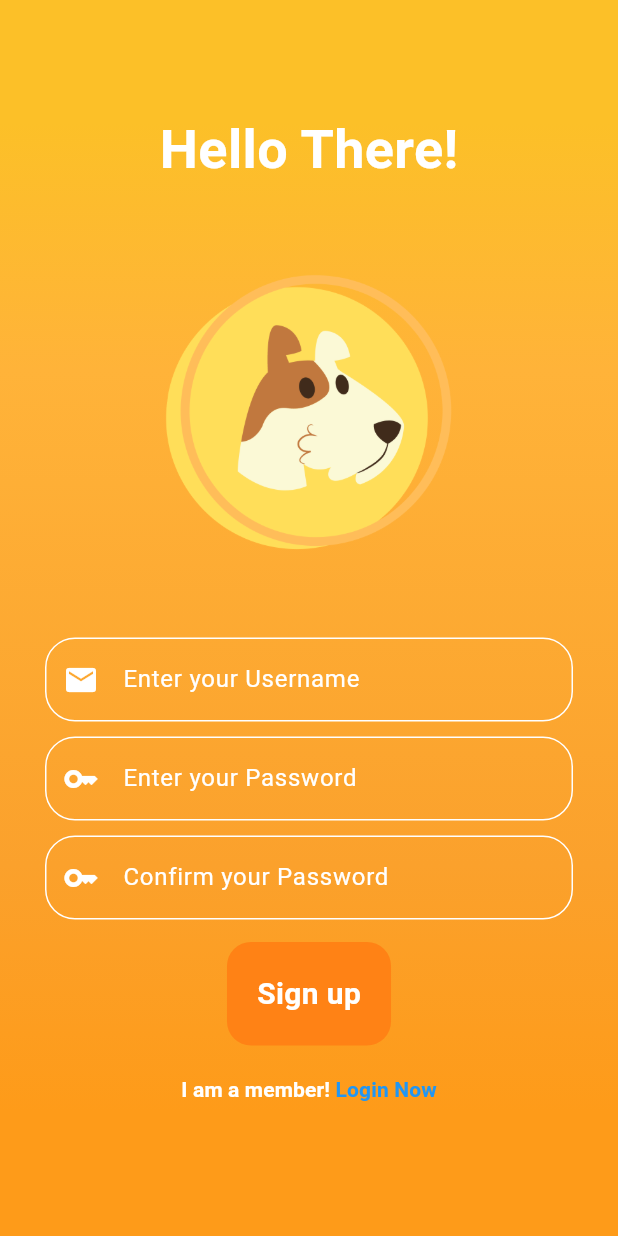
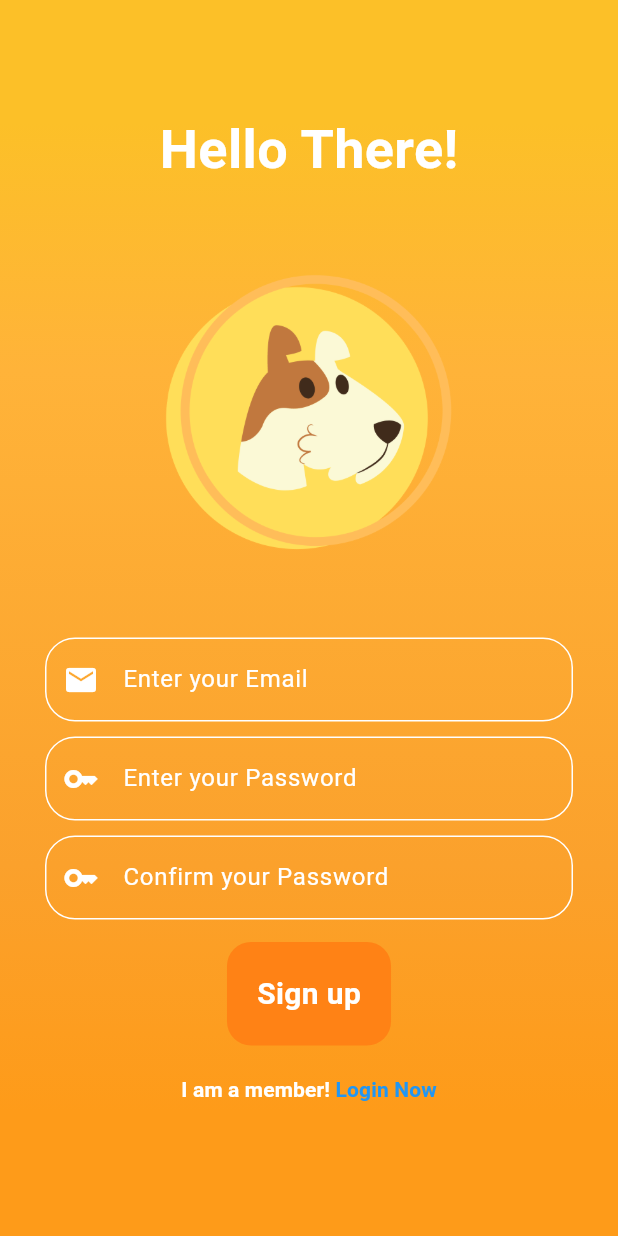
Before and after one commit to Yiting55/Focuspaws, a Flutter app: the RegisterPage screen opened directly with empty values, on a phone screen of 412 x 824 dp. Run offline on Flutter 3.47's test engine with Material 3 defaults, Android fonts, the light colour scheme and no system bars; our stand-ins replace cloud_firestore, firebase_auth, firebase_core, fl_chart, flutter_local_notifications, shared_preferences and 2 more; accounts and stored records are empty; Roboto replaces fonts that are missing (OpenSans); statements that could not run were skipped.

Commit message:
Update register_page.dart

```diff
--- a/lib/features/user_auth/register_page.dart
+++ b/lib/features/user_auth/register_page.dart
@@ -163,7 +163,7 @@ class _RegisterPageState extends State<RegisterPage> {
                 //const SizedBox(height: 10),
                 _icon(),
                 //const SizedBox(height: 10),
-                _inputFieldEmail("Enter your Username", emailController),
+                _inputFieldEmail("Enter your Email", emailController),
                 const SizedBox(height: 10),
                 _inputFieldPassword("Enter your Password", passwordController, isPassword: true),
                 const SizedBox(height: 10),
```
